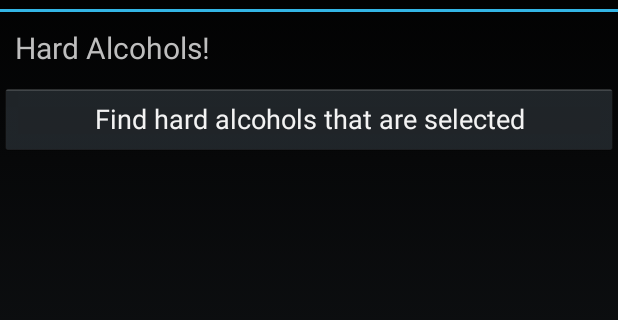
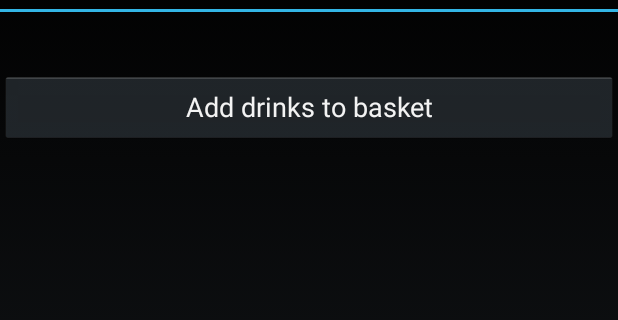
Before and after one commit to hakims/Alchemy, an Android app: the layout list_view.xml on its own in the app's theme, with its tools: preview values and no code run, on a phone screen of 412 x 824 dp, the part 60-380 px from its top. Run offline under Robolectric (Android 15) with nearby library versions, the phone set to English and light mode, and no system bars.

Commit message:
Cleaned up code

```diff
--- a/app/src/main/res/layout/list_view.xml
+++ b/app/src/main/res/layout/list_view.xml
@@ -6,15 +6,15 @@
     android:orientation="vertical" >
 
     <TextView android:layout_width="fill_parent"
-        android:layout_height="wrap_content" android:padding="10dp"
-        android:text="@string/text" android:textSize="20sp" />
+        android:layout_height="wrap_content" android:padding="10dp"/>
+        <!--android:text="@string/text" android:textSize="20sp" />-->
 
 
     <Button
         android:id="@+id/findSelected"
         android:layout_width="match_parent"
         android:layout_height="wrap_content"
-        android:text="Find hard alcohols that are selected" />
+        android:text="Add drinks to basket" />
 
     <ListView android:id="@+id/hardAlcoholListView"
         android:layout_width="fill_parent"
--- a/app/src/main/res/values/strings.xml
+++ b/app/src/main/res/values/strings.xml
@@ -11,23 +11,6 @@
     <string name="title_activity_possible_drinks">title_activity_possible_drinks</string>
     <string name="title_Alcohol">Alcohol</string>
     <string name="title_Mixers">Mixers</string>
-    <string name="title_Extras">Extras</string>
-
-    <string name="text">
-        Hard Alcohols!
-     </string>
-
-
-
-    <string-array name="hard_alcohol_array">
-        <item>Tequila</item>
-        <item>Rum</item>
-        <item>Vodka</item>
-        <item>Whiskey</item>
-    </string-array>
-
-    <string name="country_prompt">Choose a country</string>
-
 
 
     <!-- Actions -->
@@ -41,11 +24,11 @@
     <string name="action_photo">View photo</string>
     <string name="item1">item1</string>
     <string name="item2">item2</string>
-    <string name="Rumsubmenu">Rum</string>
-    <string name="Vodkasubmenu">Vodka</string>
-    <string name="Vodka">Vodka</string>
-    <string name="Rum">Rum</string>
-    <string name="Gin">Gin</string>
+    <!--<string name="Rumsubmenu">Rum</string>-->
+    <!--<string name="Vodkasubmenu">Vodka</string>-->
+    <!--<string name="Vodka">Vodka</string>-->
+    <!--<string name="Rum">Rum</string>-->
+    <!--<string name="Gin">Gin</string>-->
 
 
 
```
Also changed, not shown: app/src/main/res/menu/menu_drinkselector.xml (+1 -6 lines), app/src/main/res/menu/menu_floating_selector.xml (deleted, +0 -17 lines).
